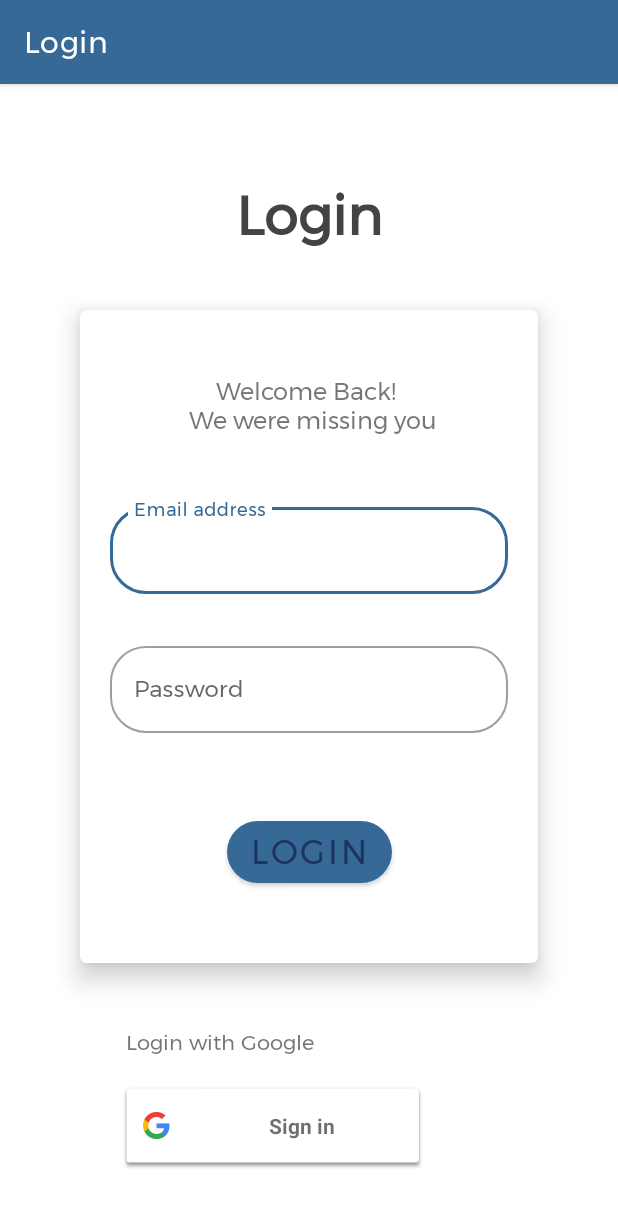
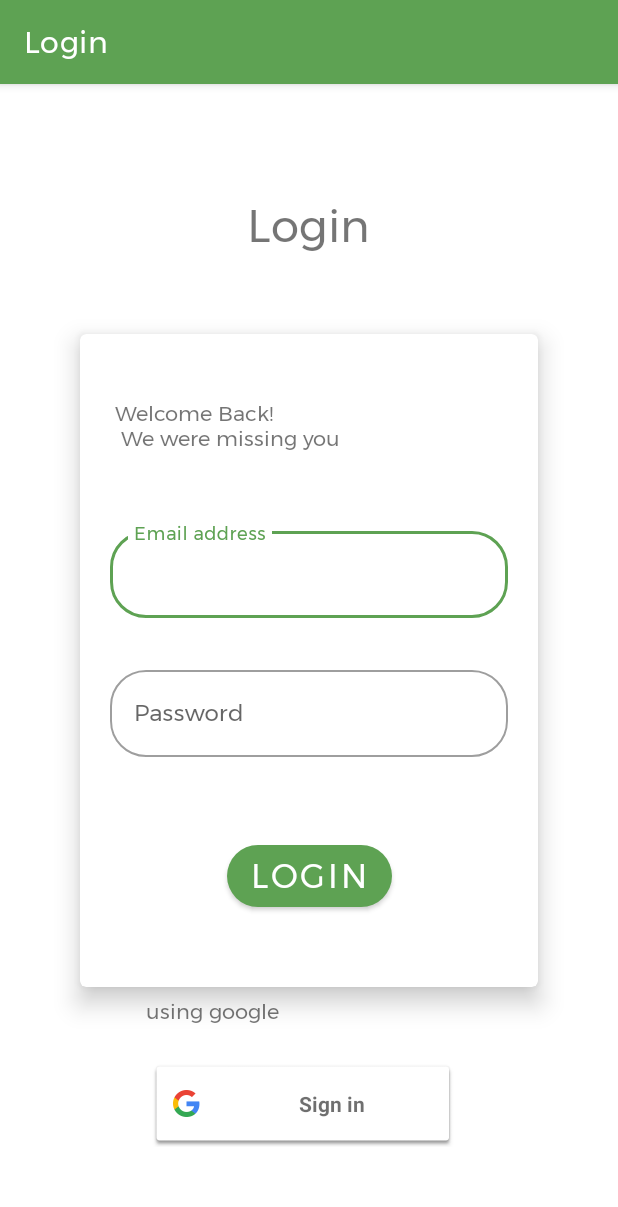
Before and after one commit to Nishidh25/PlanEd, an Android app: the screen it shows after launch (FirebaseActivity), after a tap on "YES", on a phone screen of 412 x 824 dp. Shown: the top 1207 px of the screen. Run offline under Robolectric (Android 15) with nearby library versions, the phone set to English and light mode, and no system bars; our stand-ins replace Firebase (no records; nobody signed in at launch, a user with empty details on screens opened directly); 2 other taps on this screen came first.

Commit message:
Revert "theme colors"
This reverts commit b1083597

```diff
--- a/app/src/main/res/layout/activity_login.xml
+++ b/app/src/main/res/layout/activity_login.xml
@@ -9,34 +9,36 @@
 
     <TextView
         android:id="@+id/textView"
-        android:layout_width="142dp"
-        android:layout_height="57dp"
+        android:layout_width="139dp"
+        android:layout_height="45dp"
         android:gravity="center"
         android:text="Login"
-        android:textColor="#454242"
-        android:textSize="36sp"
-        android:textStyle="bold"
+        android:textSize="30sp"
+        app:layout_constraintBottom_toBottomOf="parent"
+        app:layout_constraintEnd_toEndOf="parent"
+        app:layout_constraintHorizontal_bias="0.498"
+        app:layout_constraintStart_toStartOf="parent"
+        app:layout_constraintTop_toTopOf="parent"
+        app:layout_constraintVertical_bias="0.099" />
+
+
+
+
+    <com.google.android.material.card.MaterialCardView
+        android:id="@+id/cardview_signup"
+        app:cardElevation="10dp"
+        android:layout_width="305dp"
+        android:layout_height="435dp"
         app:layout_constraintBottom_toBottomOf="parent"
         app:layout_constraintEnd_toEndOf="parent"
         app:layout_constraintStart_toStartOf="parent"
-        app:layout_constraintTop_toTopOf="parent"
-        app:layout_constraintVertical_bias="0.083" />
+        app:layout_constraintTop_toTopOf="parent" >
 
-    <com.google.android.material.card.MaterialCardView
-        android:id="@+id/cardview_signup"
-        android:layout_width="305dp"
-        android:layout_height="435dp"
-        app:cardElevation="10dp"
-        app:layout_constraintBottom_toBottomOf="parent"
-        app:layout_constraintEnd_toEndOf="parent"
-        app:layout_constraintStart_toStartOf="parent"
-        app:layout_constraintTop_toTopOf="parent"
-        app:layout_constraintVertical_bias="0.452">
 
 
         <androidx.constraintlayout.widget.ConstraintLayout
             android:layout_width="match_parent"
-            android:layout_height="match_parent">
+            android:layout_height="match_parent" >
 
             <Button
                 android:id="@+id/button_elogin"
@@ -69,8 +71,8 @@
                     android:drawablePadding="10dp"
                     android:ems="10"
                     android:inputType="textEmailAddress"
-                    android:textSize="15sp"
-                    app:errorEnabled="true" />
+                    app:errorEnabled="true"
+                    android:textSize="15sp" />
 
 
             </com.google.android.material.textfield.TextInputLayout>
@@ -96,8 +98,8 @@
                     android:drawablePadding="10dp"
                     android:ems="10"
                     android:inputType="textPassword"
-                    android:textSize="15sp"
-                    app:errorEnabled="true" />
+                    app:errorEnabled="true"
+                    android:textSize="15sp" />
 
             </com.google.android.material.textfield.TextInputLayout>
 
@@ -107,8 +109,6 @@
                 android:layout_height="48dp"
                 android:fontFamily="@font/montserrat"
                 android:text="Welcome Back! \n We were missing you"
-                android:textAlignment="center"
-                android:textSize="16sp"
                 app:layout_constraintBottom_toBottomOf="parent"
                 app:layout_constraintEnd_toEndOf="parent"
                 app:layout_constraintStart_toStartOf="parent"
@@ -120,29 +120,30 @@
 
     </com.google.android.material.card.MaterialCardView>
 
-
     <TextView
         android:id="@+id/textView4"
         android:layout_width="wrap_content"
         android:layout_height="wrap_content"
-        android:text="Login with Google"
+        android:text="using google"
         app:layout_constraintBottom_toBottomOf="parent"
         app:layout_constraintEnd_toEndOf="parent"
-        app:layout_constraintHorizontal_bias="0.292"
+        app:layout_constraintHorizontal_bias="0.302"
         app:layout_constraintStart_toStartOf="parent"
         app:layout_constraintTop_toTopOf="parent"
-        app:layout_constraintVertical_bias="0.842" />
+        app:layout_constraintVertical_bias="0.814" />
+
+
 
     <com.google.android.gms.common.SignInButton
         android:id="@+id/sign_in_button"
         android:layout_width="204dp"
         android:layout_height="58dp"
         android:layout_alignParentBottom="true"
-        android:layout_marginStart="80dp"
+        android:layout_marginStart="100dp"
         app:layout_constraintBottom_toBottomOf="parent"
         app:layout_constraintStart_toStartOf="parent"
         app:layout_constraintTop_toTopOf="parent"
-        app:layout_constraintVertical_bias="0.937">
+        app:layout_constraintVertical_bias="0.916">
 
     </com.google.android.gms.common.SignInButton>
 
--- a/app/src/main/res/values-night/themes.xml
+++ b/app/src/main/res/values-night/themes.xml
@@ -3,12 +3,11 @@
     <style name="Theme.PlanEd" parent="Theme.MaterialComponents.DayNight.DarkActionBar">
         <!-- Primary brand color. -->
 
-        <item name="colorPrimary">#395C6B</item>
-        <item name="colorPrimaryVariant">#4F7E92</item>
-        <item name="colorOnPrimary">#6D9CB0</item>
+        <item name="colorPrimary">#376996</item>
+        <item name="colorPrimaryVariant">#1F487E</item>
+        <item name="colorOnPrimary">@color/white</item>
         <!-- Secondary brand color. -->
-        <item name="colorSecondary">@color/teal_200</item>
-        <item name="colorSecondaryVariant">@color/teal_200</item>
+        <item name="colorSecondary">#1D3461</item>
         <item name="colorOnSecondary">@color/black</item>
         <!-- Status bar color. -->
         <item name="android:statusBarColor" tools:targetApi="l">?attr/colorPrimaryVariant</item>
@@ -34,9 +33,15 @@
 
 
     <style name="Theme.onboard" parent="Theme.MaterialComponents.DayNight.NoActionBar">
+
+        <item name="colorPrimary">#376996</item>
+        <item name="colorPrimaryVariant">#1F487E</item>
+        <item name="colorOnPrimary">@color/white</item>
+        <!-- Secondary brand color. -->
+        <item name="colorSecondary">#1D3461</item>
+        <item name="colorOnSecondary">@color/black</item>
+
         <item name="android:windowTranslucentStatus">true</item>
-        <item name="android:windowTranslucentNavigation">true</item>
-        <item name="colorOnPrimary">@color/black</item>
         <item name="windowNoTitle">true</item>
         <item name="windowActionBar">false</item>
         <item name="actionBarTheme">@null</item>
--- a/app/src/main/res/values/colors.xml
+++ b/app/src/main/res/values/colors.xml
@@ -7,7 +7,6 @@
     <color name="teal_700">#FF018786</color>
     <color name="black">#FF000000</color>
     <color name="white">#FFFFFFFF</color>
-    <color name="orange_home"> #f27059 </color>
 
 
     <color name="colorWhite">#ffffff</color>
--- a/app/src/main/res/values/themes.xml
+++ b/app/src/main/res/values/themes.xml
@@ -3,12 +3,12 @@
     <style name="Theme.PlanEd" parent="Theme.MaterialComponents.DayNight.DarkActionBar">
         <!-- Primary brand color. -->
 
-        <item name="colorPrimary">#376996</item>
-        <item name="colorPrimaryVariant">#1F487E</item>
-        <item name="colorOnPrimary">#1D3461</item>
+        <item name="colorPrimary">#5EA253</item>
+        <item name="colorPrimaryVariant">#78A451</item>
+        <item name="colorOnPrimary">@color/white</item>
         <!-- Secondary brand color. -->
-        <item name="colorSecondary">@color/teal_200</item>
-        <item name="colorSecondaryVariant">@color/teal_700</item>
+        <item name="colorSecondary">#8CB569</item>
+        <item name="colorSecondaryVariant">#274323</item>
         <item name="colorOnSecondary">@color/black</item>
         <!-- Status bar color. -->
         <item name="android:statusBarColor" tools:targetApi="l">?attr/colorPrimaryVariant</item>
@@ -36,9 +36,17 @@
 
 
     <style name="Theme.onboard" parent="Theme.MaterialComponents.DayNight.NoActionBar">
+
+        <item name="colorPrimary">#5EA253</item>
+        <item name="colorPrimaryVariant">#78A451</item>
+        <item name="colorOnPrimary">@color/white</item>
+        <!-- Secondary brand color. -->
+        <item name="colorSecondary">#8CB569</item>
+        <item name="colorSecondaryVariant">#274323</item>
+        <item name="colorOnSecondary">@color/black</item>
+
         <item name="android:windowTranslucentStatus">true</item>
-        <item name="android:windowTranslucentNavigation">true</item>
-        <item name="colorOnPrimary">@color/white</item>
+        <item name="android:statusBarColor">@android:color/transparent</item>
         <item name="windowNoTitle">true</item>
         <item name="windowActionBar">false</item>
         <item name="actionBarTheme">@null</item>
```
Also changed, not shown: app/src/main/res/layout/activity_signup.xml (+115 -82 lines).
